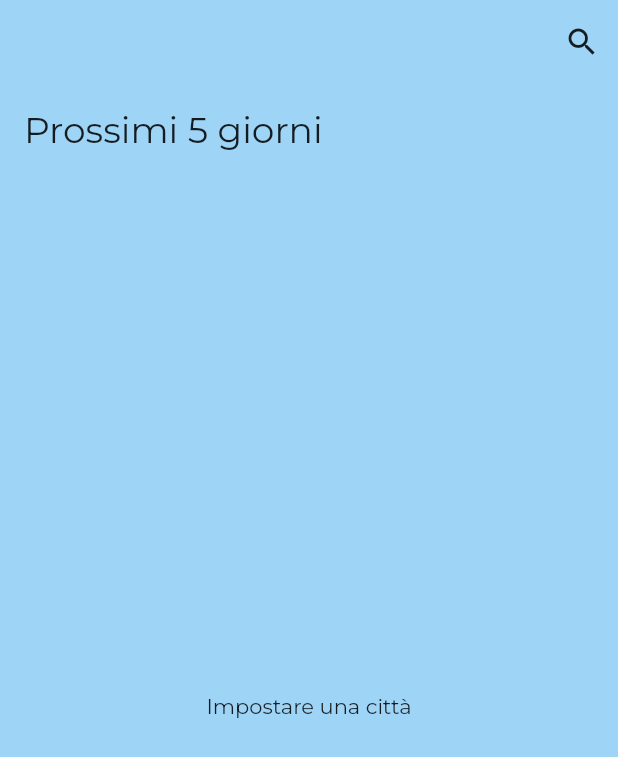
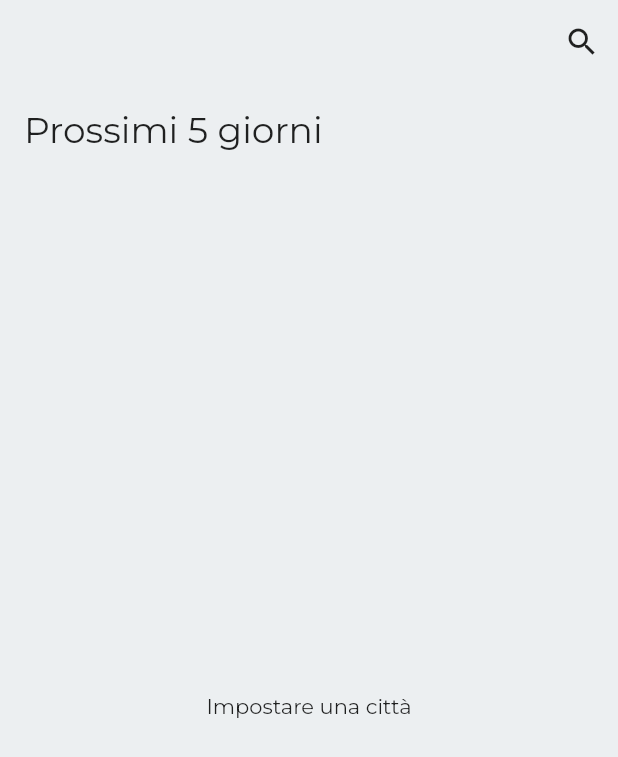
Before and after one commit to cristianbregant/weather, a Flutter app: the screen it shows after launch, on a phone screen of 412 x 824 dp. Shown: the top 757 px of the screen. Run offline on Flutter 3.47's test engine with Material 2 defaults, Android fonts, the phone set to English and light mode, and no system bars; our stand-ins replace cached_network_image, google_fonts.

Commit message:
update colore

```diff
--- a/lib/screen/homepage.dart
+++ b/lib/screen/homepage.dart
@@ -83,7 +83,7 @@ class _HomepageState extends State<Homepage> {
   @override
   Widget build(BuildContext context) {
     return Scaffold(
-        backgroundColor: Color(0xff9ED4F6), //Colors.blueGrey[50],
+        backgroundColor: Colors.blueGrey[50],
         appBar: AppBar(
           centerTitle: true,
           elevation: 0,
```
